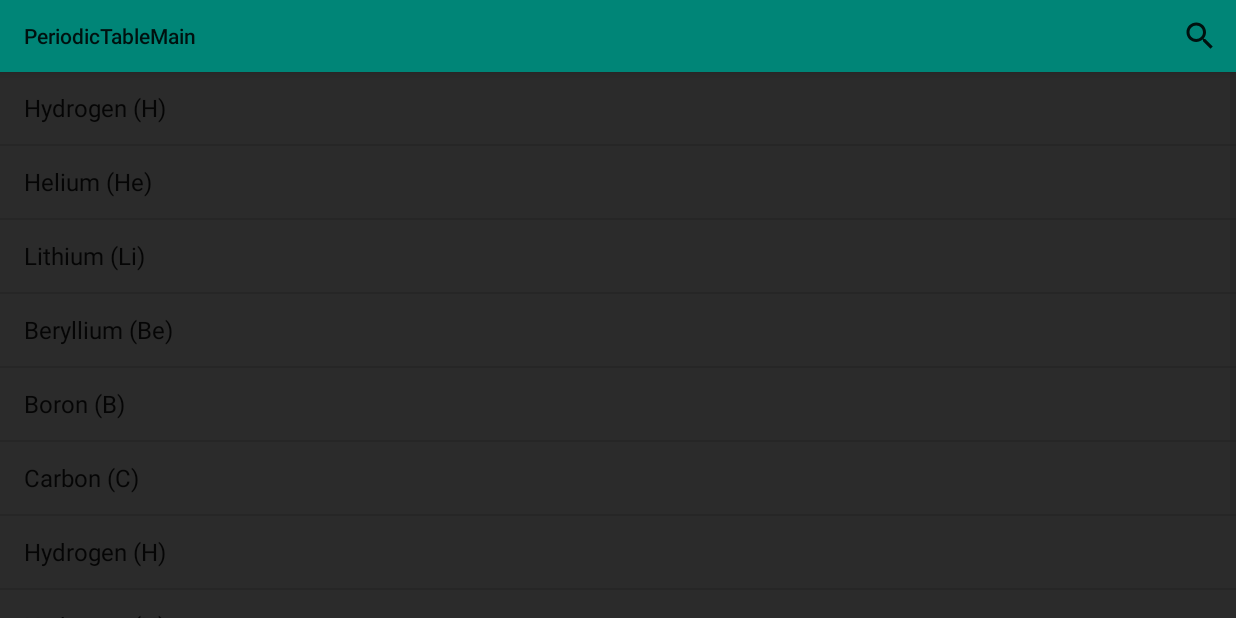
After one commit to FinnWilkinson/EMAS-Periodic-Table-App, an Android app: the SearchActivity screen opened directly, with no data from a screen before it, on a phone screen of 824 x 412 dp (held sideways). The commit adds this screen. Run offline under Robolectric (Android 15) with nearby library versions, the light colour scheme and no system bars.

Commit message:
Added search function, but clicking on the elements dont take you to the page yet

```diff
--- a/Test_Applications/MVP/app/src/main/java/com/example/joshhamwee/periodictablemain/MainActivity.java
+++ b/Test_Applications/MVP/app/src/main/java/com/example/joshhamwee/periodictablemain/MainActivity.java
@@ -6,6 +6,8 @@ import android.os.Bundle;
 import android.view.View;
 import android.widget.Button;
 import android.widget.GridLayout;
+import android.view.Menu;
+import android.view.MenuInflater;
 
 import java.util.ArrayList;
 
@@ -37,6 +39,7 @@ public class MainActivity extends AppCompatActivity {
     }
 
 
+
     private void openActivityDisplayElementData(int id){
         Intent intent = new Intent(this,DisplayElementDataActivity.class); //Create the intent that opens the new activity
         intent.putExtra("ElementID",id);  //Put extra data into the intent so that next activity knows what element was clicked on
--- a/Test_Applications/PeriodicTableMain/app/build.gradle
+++ b/Test_Applications/PeriodicTableMain/app/build.gradle
@@ -27,4 +27,5 @@ dependencies {
     androidTestImplementation 'com.android.support.test.espresso:espresso-core:3.0.2'
     implementation 'com.android.support:gridlayout-v7:28.0.0'
     implementation 'com.readystatesoftware.sqliteasset:sqliteassethelper:+'
+
 }
--- a/Test_Applications/PeriodicTableMain/app/src/main/AndroidManifest.xml
+++ b/Test_Applications/PeriodicTableMain/app/src/main/AndroidManifest.xml
@@ -9,14 +9,22 @@
         android:roundIcon="@mipmap/ic_launcher_round"
         android:supportsRtl="true"
         android:theme="@style/AppTheme">
-        <activity android:name=".MainActivity" android:screenOrientation="landscape">
+        <activity
+            android:name=".MainActivity"
+            android:screenOrientation="landscape">
             <intent-filter>
                 <action android:name="android.intent.action.MAIN" />
 
                 <category android:name="android.intent.category.LAUNCHER" />
             </intent-filter>
         </activity>
-        <activity android:name=".DisplayElementDataActivity" android:screenOrientation="landscape"></activity>
+        <activity
+            android:name=".DisplayElementDataActivity"
+            android:screenOrientation="landscape" />
+        <activity
+            android:name=".SearchActivity"
+            android:theme="@style/SearchTheme"
+            android:screenOrientation="landscape"/>
     </application>
 
 </manifest>
--- a/Test_Applications/PeriodicTableMain/app/src/main/java/com/example/joshhamwee/periodictablemain/MainActivity.java
+++ b/Test_Applications/PeriodicTableMain/app/src/main/java/com/example/joshhamwee/periodictablemain/MainActivity.java
@@ -1,6 +1,7 @@
 package com.example.joshhamwee.periodictablemain;
 
 import android.content.Intent;
+import android.media.Image;
 import android.support.v7.app.AppCompatActivity;
 import android.os.Bundle;
 import android.view.View;
@@ -35,6 +36,14 @@ public class MainActivity extends AppCompatActivity {
                 }
             });
         }
+
+        ImageButton searchButton = (ImageButton) findViewById(R.id.imageImageButton6);
+        searchButton.setOnClickListener(new View.OnClickListener() {
+            @Override
+            public void onClick(View v) {
+                openSearchActivity();
+            }
+        });
     }
 
 
@@ -44,4 +53,9 @@ public class MainActivity extends AppCompatActivity {
         startActivity(intent); //Execute the intent
     }
 
+    private void openSearchActivity(){
+        Intent intent = new Intent(this, SearchActivity.class);
+        startActivity(intent);
+    }
+
 }
--- /dev/null
+++ b/Test_Applications/PeriodicTableMain/app/src/main/java/com/example/joshhamwee/periodictablemain/SearchActivity.java
@@ -0,0 +1,54 @@
+package com.example.joshhamwee.periodictablemain;
+
+import android.support.v7.app.AppCompatActivity;
+import android.os.Bundle;
+import android.view.Menu;
+import android.view.MenuInflater;
+import android.view.MenuItem;
+import android.widget.ArrayAdapter;
+import android.widget.ListView;
+import android.widget.SearchView;
+import java.util.ArrayList;
+import java.util.Arrays;
+
+public class SearchActivity extends AppCompatActivity {
+
+    ArrayAdapter<String> adapter;
+
+    @Override
+    protected void onCreate(Bundle savedInstanceState) {
+        super.onCreate(savedInstanceState);
+        setContentView(R.layout.activity_search);
+        ListView elementsList = (ListView) findViewById(R.id.listViewElements);
+        ArrayList<String> arrayElements = new ArrayList<>();
+        arrayElements.addAll(Arrays.asList(getResources().getStringArray(R.array.array_elements)));
+
+        adapter = new ArrayAdapter<String>(
+                SearchActivity.this,
+                android.R.layout.simple_list_item_1,
+                arrayElements);
+        elementsList.setAdapter(adapter);
+    }
+
+    @Override
+    public boolean onCreateOptionsMenu(Menu menu) {
+        MenuInflater inflater = getMenuInflater();
+        inflater.inflate(R.menu.menu_search, menu);
+        MenuItem item = menu.findItem(R.id.menuSearch);
+        SearchView searchView = (SearchView)item.getActionView();
+
+        searchView.setOnQueryTextListener(new SearchView.OnQueryTextListener() {
+            @Override
+            public boolean onQueryTextSubmit(String query) {
+                return false;
+            }
+
+            @Override
+            public boolean onQueryTextChange(String newText) {
+                adapter.getFilter().filter(newText);
+                return false;
+            }
+        });
+        return super.onCreateOptionsMenu(menu);
+    }
+}
--- /dev/null
+++ b/Test_Applications/PeriodicTableMain/app/src/main/res/layout/activity_search.xml
@@ -0,0 +1,19 @@
+<?xml version="1.0" encoding="utf-8"?>
+<android.support.constraint.ConstraintLayout xmlns:android="http://schemas.android.com/apk/res/android"
+    xmlns:app="http://schemas.android.com/apk/res-auto"
+    xmlns:tools="http://schemas.android.com/tools"
+    android:layout_width="match_parent"
+    android:layout_height="match_parent"
+    android:background="@color/testgrey"
+    tools:context=".SearchActivity">
+
+    <ListView
+        android:id="@+id/listViewElements"
+        android:layout_width="wrap_content"
+        android:layout_height="wrap_content"
+        app:layout_constraintEnd_toEndOf="parent"
+        app:layout_constraintStart_toStartOf="parent"
+        app:layout_constraintTop_toTopOf="parent"
+        tools:layout_editor_absoluteY="50dp"
+        />
+</android.support.constraint.ConstraintLayout>
--- /dev/null
+++ b/Test_Applications/PeriodicTableMain/app/src/main/res/menu/menu_search.xml
@@ -0,0 +1,13 @@
+<?xml version="1.0" encoding="utf-8"?>
+<menu xmlns:android="http://schemas.android.com/apk/res/android"
+    xmlns:app="http://schemas.android.com/apk/res-auto">
+
+    <item android:id="@+id/menuSearch"
+        android:title="Search"
+        android:icon = "@android:drawable/ic_menu_search"
+        app:actionViewClass="android.widget.SearchView"
+        app:showAsAction="always"
+
+        ></item>
+
+</menu>
--- a/Test_Applications/PeriodicTableMain/app/src/main/res/values/strings.xml
+++ b/Test_Applications/PeriodicTableMain/app/src/main/res/values/strings.xml
@@ -1,3 +1,15 @@
 <resources>
     <string name="app_name">PeriodicTableMain</string>
+    <string-array name="array_elements">
+        <item>Hydrogen (H)</item>
+        <item>Helium (He)</item>
+        <item>Lithium (Li)</item>
+        <item>Beryllium (Be)</item>
+        <item>Boron (B)</item>
+        <item>Carbon (C)</item>
+        <item>Hydrogen (H)</item>
+        <item>Hydrogen (H)</item>
+        <item>Hydrogen (H)</item>
+
+    </string-array>
 </resources>
--- a/Test_Applications/PeriodicTableMain/app/src/main/res/values/styles.xml
+++ b/Test_Applications/PeriodicTableMain/app/src/main/res/values/styles.xml
@@ -8,4 +8,11 @@
         <item name="colorAccent">@color/colorAccent</item>
     </style>
 
+    <style name="SearchTheme" parent="Theme.AppCompat.Light">
+        <!-- Customize your theme here. -->
+        <item name="colorPrimary">@color/colorPrimary</item>
+        <item name="colorPrimaryDark">@color/colorPrimaryDark</item>
+        <item name="colorAccent">@color/colorAccent</item>
+    </style>
+
 </resources>
```
